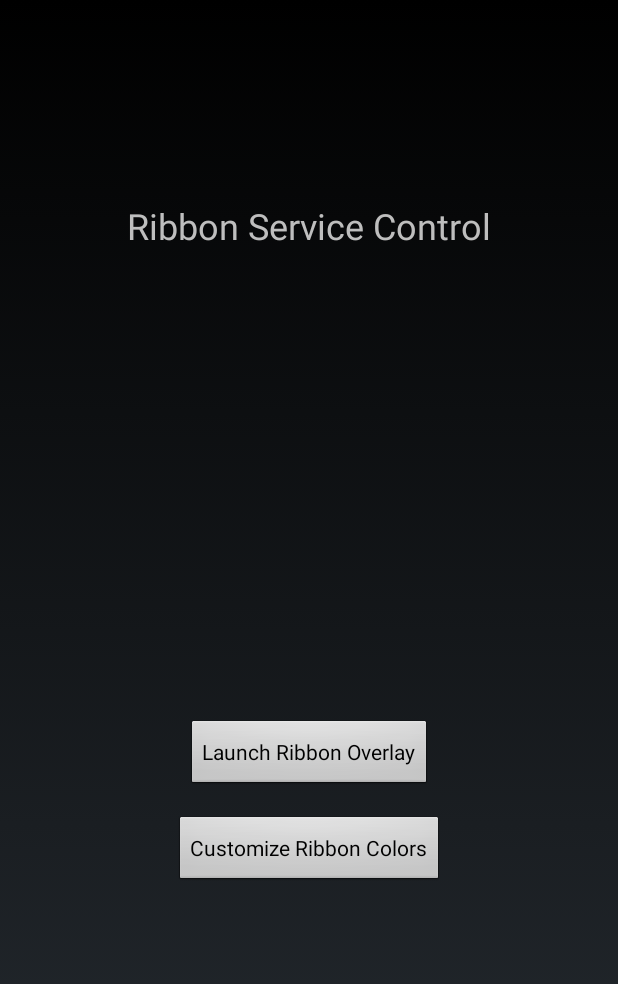
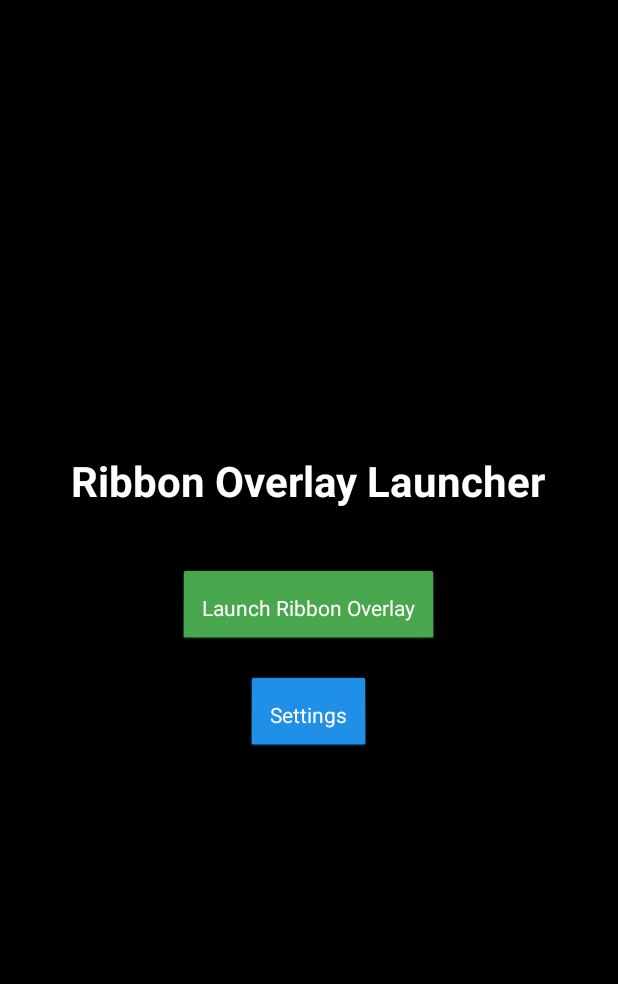
Before and after one commit to RioChx/Build-Android-Ribbon-APK, an Android app: the layout activity_main.xml on its own in the app's theme, with its tools: preview values and no code run, on a phone screen of 412 x 824 dp. Shown: the top 984 px of the screen. Run offline under Robolectric (Android 15) with nearby library versions, the phone set to English and light mode, and no system bars.

Commit message:
Update activity_main.xml

```diff
--- a/app/src/main/res/layout/activity_main.xml
+++ b/app/src/main/res/layout/activity_main.xml
@@ -1,42 +1,39 @@
 <?xml version="1.0" encoding="utf-8"?>
-<androidx.constraintlayout.widget.ConstraintLayout xmlns:android="http://schemas.android.com/apk/res/android"
-    xmlns:app="http://schemas.android.com/apk/res-auto"
-    xmlns:tools="http://schemas.android.com/tools"
+<LinearLayout xmlns:android="http://schemas.android.com/apk/res/android"
     android:layout_width="match_parent"
     android:layout_height="match_parent"
-    tools:context=".MainActivity">
+    android:orientation="vertical"
+    android:padding="32dp"
+    android:gravity="center"
+    android:background="@android:color/background_dark">
 
     <TextView
-        android:id="@+id/main_title"
         android:layout_width="wrap_content"
         android:layout_height="wrap_content"
-        android:text="Ribbon Service Control"
-        android:textSize="24sp"
-        app:layout_constraintBottom_toTopOf="@+id/launch_ribbon_button"
-        app:layout_constraintEnd_toEndOf="parent"
-        app:layout_constraintStart_toStartOf="parent"
-        app:layout_constraintTop_toTopOf="parent"
-        app:layout_constraintVertical_bias="0.3" />
+        android:text="Ribbon Overlay Launcher"
+        android:textSize="28sp"
+        android:textColor="@android:color/white"
+        android:textStyle="bold"
+        android:layout_marginBottom="40dp"/>
 
     <Button
         android:id="@+id/launch_ribbon_button"
         android:layout_width="wrap_content"
         android:layout_height="wrap_content"
         android:text="Launch Ribbon Overlay"
-        android:layout_marginBottom="16dp"
-        app:layout_constraintBottom_toTopOf="@+id/settings_button"
-        app:layout_constraintEnd_toEndOf="parent"
-        app:layout_constraintStart_toStartOf="parent" />
+        android:backgroundTint="#4CAF50"
+        android:textColor="@android:color/white"
+        android:padding="16dp"
+        android:layout_marginBottom="20dp"/>
 
     <Button
         android:id="@+id/settings_button"
         android:layout_width="wrap_content"
         android:layout_height="wrap_content"
-        android:text="Customize Ribbon Colors"
-        app:layout_constraintBottom_toBottomOf="parent"
-        app:layout_constraintEnd_toEndOf="parent"
-        app:layout_constraintStart_toStartOf="parent"
-        app:layout_constraintTop_toTopOf="parent"
-        app:layout_constraintVertical_bias="0.7" />
+        android:text="Settings"
+        android:backgroundTint="#2196F3"
+        android:textColor="@android:color/white"
+        android:padding="16dp"
+        android:layout_marginBottom="20dp"/>
 
-</androidx.constraintlayout.widget.ConstraintLayout>
+</LinearLayout>
```
